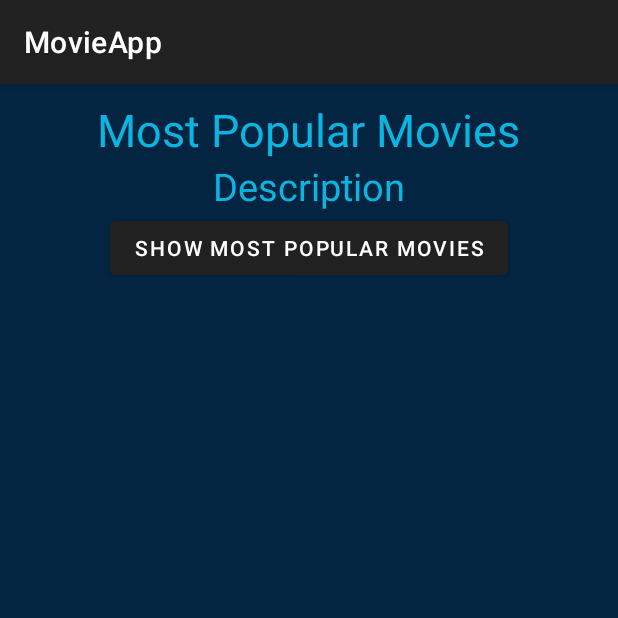
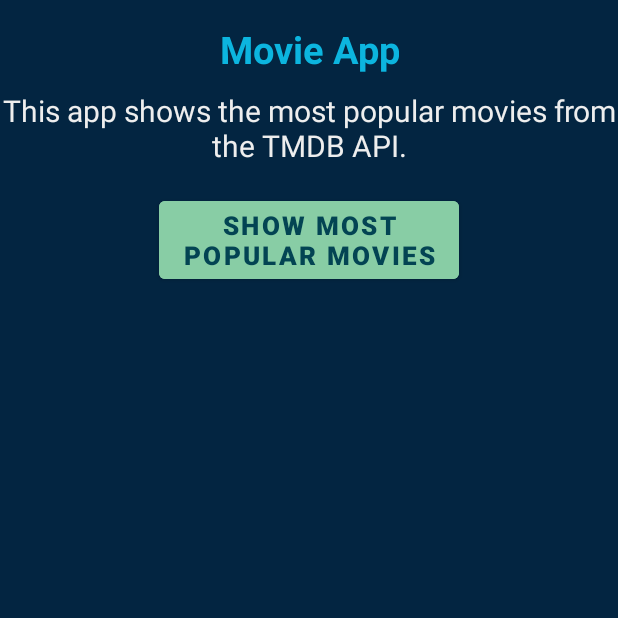
Before and after one commit to FerNoceti/PIL-Movie-App, an Android app: the screen it shows after launch (MenuActivity), on a phone screen of 412 x 824 dp, the top half of it. Run offline under Robolectric (Android 15) with nearby library versions, the phone set to English and light mode, and no system bars.

Commit message:
remove hard codes and add styles

```diff
--- a/app/src/main/res/layout/activity_main.xml
+++ b/app/src/main/res/layout/activity_main.xml
@@ -4,37 +4,38 @@
     xmlns:tools="http://schemas.android.com/tools"
     android:layout_width="match_parent"
     android:layout_height="match_parent"
-    android:background="#032541"
+    android:background="@color/background_blue"
     tools:context=".activity.MenuActivity">
 
     <TextView
         android:id="@+id/title"
+        style="@style/TitleStyle"
         android:layout_width="wrap_content"
         android:layout_height="wrap_content"
-        android:layout_marginTop="10dp"
-        android:text="@string/title"
-        android:textColor="#0cb5df"
-        android:textSize="30sp"
+        android:layout_marginTop="15dp"
+        android:text="@string/app_name"
         app:layout_constraintEnd_toEndOf="parent"
         app:layout_constraintStart_toStartOf="parent"
         app:layout_constraintTop_toTopOf="parent" />
 
     <TextView
-        android:textSize="25sp"
         android:id="@+id/description"
+        style="@style/DescriptionStyle"
         android:layout_width="wrap_content"
         android:layout_height="wrap_content"
+        android:layout_marginTop="10dp"
         android:text="@string/description"
-        android:textColor="#0cb5df"
         app:layout_constraintEnd_toEndOf="parent"
         app:layout_constraintStart_toStartOf="parent"
         app:layout_constraintTop_toBottomOf="@+id/title" />
 
     <Button
         android:id="@+id/button"
-        android:layout_width="wrap_content"
+        style="@style/ButtonStyle"
+        android:layout_width="200dp"
         android:layout_height="wrap_content"
-        android:text="@string/show_all"
+        android:layout_marginTop="17dp"
+        android:text="@string/button_menu_show"
         app:layout_constraintEnd_toEndOf="parent"
         app:layout_constraintStart_toStartOf="parent"
         app:layout_constraintTop_toBottomOf="@+id/description" />
--- a/app/src/main/res/values/colors.xml
+++ b/app/src/main/res/values/colors.xml
@@ -5,11 +5,20 @@
     <color name="purple_700">#FF3700B3</color>
     <color name="teal_200">#FF03DAC5</color>
     <color name="teal_700">#FF018786</color>
-    <color name="black">#FF000000</color>
+    <color name="black">#FF000000</color>}
+    <color name="black2">#111</color>
     <color name="white">#FFFFFFFF</color>
+    <color name="white2">#EEEEEE</color>
 
     <color name="red">#FF0000</color>
     <color name="orange">#ffa500</color>
     <color name="yellow">#FFEB3B</color>
     <color name="green">#4CAF50</color>
+
+    <color name="background_blue">#032541</color>
+    <color name="background_blue2">#0F3453</color>
+
+    <color name="text_color_title">#0cb5df</color>
+    <color name="button_text_color">#034453</color>
+    <color name="button_background">#88CDA5</color>
 </resources>
--- /dev/null
+++ b/app/src/main/res/values/dimens.xml
@@ -0,0 +1,6 @@
+<?xml version="1.0" encoding="utf-8"?>
+<resources>
+    <dimen name="title_text_size">25sp</dimen>
+    <dimen name="description_text_size">20sp</dimen>
+    <dimen name="button_text_size">17sp</dimen>
+</resources>
--- a/app/src/main/res/values/strings.xml
+++ b/app/src/main/res/values/strings.xml
@@ -1,23 +1,16 @@
 <resources>
-    <string name="app_name">MovieApp</string>
-    <string name="test">TEST</string>
+    <string name="app_name">Movie App</string>
 
-    <string name="card_id">ID: %1$s</string>
-    <string name="card_title">Title: %1$s</string>
     <string name="card_overview">Overview: %1$s</string>
-    <string name="card_popularity">Popularity: %1$s</string>
-    <string name="card_vote_count">Vote Count: %1$s</string>
-    <string name="card_vote_average">Vote Average: %1$s</string>
-    <string name="card_release_date">Release Date: %1$s</string>
     <string name="card_poster_path">https://image.tmdb.org/t/p/original%1$s</string>
 
-    <string name="title">Most Popular Movies</string>
-    <string name="show_all">Show Most Popular Movies</string>
-    <string name="clear">Clear</string>
-    <string name="search_with_page">search with page</string>
-    <string name="enter_a_number">Enter a number</string>
+    <string name="description">This app shows the most popular movies from the TMDB API.</string>
+    <string name="button_menu_show">Show Most Popular Movies</string>
+
+    <string name="title_movie">Most Popular Movies</string>
+    <string name="button_movie_back">Back</string>
+
+
     <string name="image_desc">Image of the movie</string>
-    <string name="description">Description</string>
-    <string name="button_movies_text">Back</string>
     <string name="vote_average">Vote average:</string>
 </resources>
--- /dev/null
+++ b/app/src/main/res/values/styles.xml
@@ -0,0 +1,42 @@
+<?xml version="1.0" encoding="utf-8"?>
+<resources>
+
+    <style name="TitleStyle">
+        <item name="android:textColor">@color/text_color_title</item>
+        <item name="android:textStyle">bold</item>
+        <item name="android:textAlignment">center</item>
+        <item name="android:textSize">@dimen/title_text_size</item>
+    </style>
+
+    <style name="DescriptionStyle">
+        <item name="android:textColor">@color/white2</item>
+        <item name="android:textAlignment">center</item>
+        <item name="android:textSize">@dimen/description_text_size</item>
+    </style>
+
+    <style name="ButtonStyle">
+        <item name="android:textColor">@color/button_text_color</item>
+        <item name="android:backgroundTint">@color/button_background</item>
+        <item name="android:textStyle">bold</item>
+        <item name="android:textAlignment">center</item>
+        <item name="android:textSize">@dimen/button_text_size</item>
+    </style>
+
+    <style name="ItemRecycler_TitleStyle">
+        <item name="android:textColor">@color/black2</item>
+        <item name="android:textSize">17sp</item>
+        <item name="android:textStyle">bold</item>
+    </style>
+
+    <style name="ItemRecycler_DescriptionStyle">
+        <item name="android:textColor">@color/black2</item>
+        <item name="android:textSize">14sp</item>
+    </style>
+
+    <style name="ItemRecycler_VoteAverage">
+        <item name="android:textColor">@color/white</item>
+        <item name="android:textSize">13sp</item>
+        <item name="android:textStyle">bold</item>
+    </style>
+
+</resources>
--- a/app/src/main/res/values/themes.xml
+++ b/app/src/main/res/values/themes.xml
@@ -1,6 +1,7 @@
 <resources xmlns:tools="http://schemas.android.com/tools">
     <!-- Base application theme. -->
     <style name="Theme.MovieApp" parent="Theme.MaterialComponents.DayNight.DarkActionBar">
-
+        <item name="windowNoTitle">true</item>
+        <item name="windowActionBar">false</item>
     </style>
 </resources>
```
Also changed, not shown: app/src/main/res/layout/activity_movie.xml (+21 -5 lines), app/src/main/res/layout/item_recycler.xml (+8 -15 lines).
